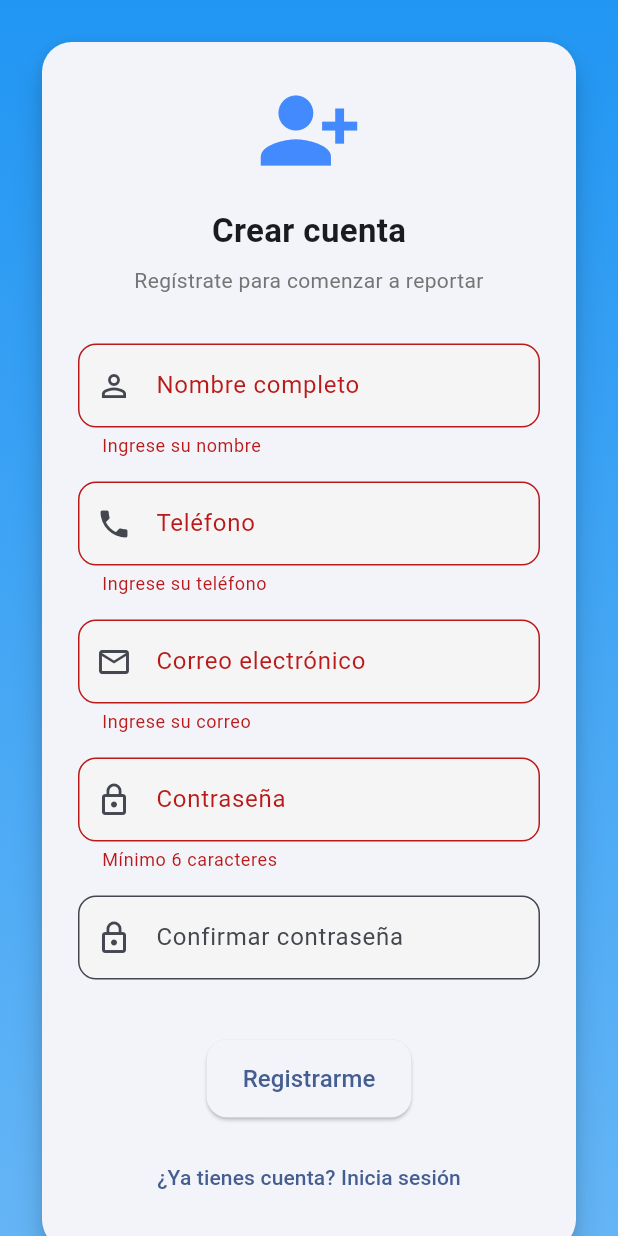
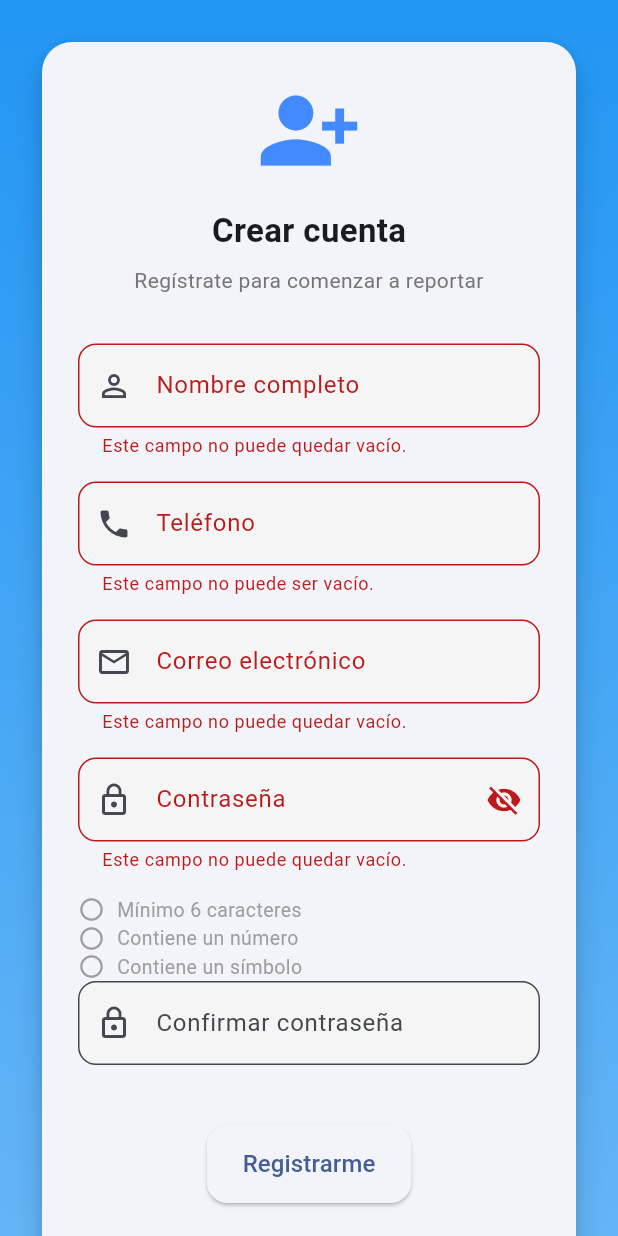
Before and after one commit to dannamishelle23/URBAN-REPORT-APP, a Flutter app: the RegisterScreen widget shown alone on an empty page, opened directly, after a tap on "Registrarme", on a phone screen of 412 x 824 dp. Run offline on Flutter 3.47's test engine with Material 3 defaults, Android fonts, the phone set to English and light mode, and no system bars; our stand-ins replace flutter_dotenv, flutter_map, geolocator, image_picker, latlong2, supabase_flutter; accounts and stored records are empty.

Commit message:
Validacion de campos

```diff
--- a/lib/auth/register_screen.dart
+++ b/lib/auth/register_screen.dart
@@ -22,6 +22,10 @@ class _RegisterScreenState extends State<RegisterScreen>
   final _confirmCtrl = TextEditingController();
   final _authService = AuthService();
 
+  bool _obscurePassword = true;
+  bool _hasMinLength = false;
+  bool _hasNumber = false;
+  bool _hasSymbol = false;
   bool _loading = false;
 
   late AnimationController _animController;
@@ -32,13 +36,23 @@ class _RegisterScreenState extends State<RegisterScreen>
     super.initState();
     _animController = AnimationController(
       vsync: this,
-      duration: const Duration(milliseconds: 700),
-    );
+      duration: const Duration(milliseconds: 700));
     _fadeAnim = CurvedAnimation(
       parent: _animController,
       curve: Curves.easeIn,
     );
+    _passwordCtrl.addListener(() {
+      _onPasswordChanged(_passwordCtrl.text);
+    });
     _animController.forward();
+  }
+
+  void _onPasswordChanged(String value) {
+  setState(() {
+    _hasMinLength = value.length >= 6;
+    _hasNumber = RegExp(r'\d').hasMatch(value);
+    _hasSymbol = RegExp(r'[!@#$%^&*(),.?":{}|<>]').hasMatch(value);
+    });
   }
 
   @override
@@ -151,7 +165,10 @@ class _RegisterScreenState extends State<RegisterScreen>
                 prefixIcon: Icons.person_outline,
                 validator: (value) {
                   if (value == null || value.isEmpty) {
-                    return 'Ingrese su nombre';
+                    return 'Este campo no puede quedar vacío.';
+                  }
+                  if (value.length < 3) {
+                    return 'El nombre es muy corto.';
                   }
                   return null;
                 },
@@ -164,7 +181,10 @@ class _RegisterScreenState extends State<RegisterScreen>
                 keyboardType: TextInputType.phone,
                 validator: (value) {
                   if (value == null || value.isEmpty) {
-                    return 'Ingrese su teléfono';
+                    return 'Este campo no puede ser vacío.';
+                  }
+                  if (!RegExp(r'^\d{10}$').hasMatch(value)) {
+                    return 'El teléfono debe tener 10 dígitos.';
                   }
                   return null;
                 },
@@ -177,10 +197,10 @@ class _RegisterScreenState extends State<RegisterScreen>
                 keyboardType: TextInputType.emailAddress,
                 validator: (value) {
                   if (value == null || value.isEmpty) {
-                    return 'Ingrese su correo';
+                    return 'Este campo no puede quedar vacío.';
                   }
                   if (!value.contains('@')) {
-                    return 'Correo no válido';
+                    return 'Correo no válido, debe contener el símbolo @.';
                   }
                   return null;
                 },
@@ -190,14 +210,48 @@ class _RegisterScreenState extends State<RegisterScreen>
                 controller: _passwordCtrl,
                 label: 'Contraseña',
                 prefixIcon: Icons.lock_outline,
-                obscureText: true,
+                obscureText: _obscurePassword,
+                suffixIcon: IconButton(
+                  icon: Icon(
+                    _obscurePassword
+                        ? Icons.visibility_off
+                        : Icons.visibility,
+                  ),
+                  onPressed: () {
+                    setState(() {
+                      _obscurePassword = !_obscurePassword;
+                    });
+                  },
+                ),
                 validator: (value) {
-                  if (value == null || value.length < 6) {
-                    return 'Mínimo 6 caracteres';
+                  if (value == null || value.isEmpty) {
+                    return 'Este campo no puede quedar vacío.';
+                  }
+                  if (!(_hasMinLength && _hasNumber && _hasSymbol)) {
+                    return 'La contraseña no cumple los requisitos';
                   }
                   return null;
                 },
+                keyboardType: TextInputType.visiblePassword,
               ),
+
+              Column(
+                  crossAxisAlignment: CrossAxisAlignment.start,
+                  children: [
+                    _PasswordCheck(
+                      text: 'Mínimo 6 caracteres',
+                      checked: _hasMinLength,
+                    ),
+                    _PasswordCheck(
+                      text: 'Contiene un número',
+                      checked: _hasNumber,
+                    ),
+                    _PasswordCheck(
+                      text: 'Contiene un símbolo',
+                      checked: _hasSymbol,
+                    ),
+                  ],
+                ),
 
               AuthInput(
                 controller: _confirmCtrl,
@@ -233,3 +287,34 @@ class _RegisterScreenState extends State<RegisterScreen>
     );
   }
 }
+
+class _PasswordCheck extends StatelessWidget {
+  final String text;
+  final bool checked;
+
+  const _PasswordCheck({
+    required this.text,
+    required this.checked,
+  });
+
+  @override
+  Widget build(BuildContext context) {
+    return Row(
+      children: [
+        Icon(
+          checked ? Icons.check_circle : Icons.radio_button_unchecked,
+          color: checked ? Colors.green : Colors.grey,
+          size: 18,
+        ),
+        const SizedBox(width: 8),
+        Text(
+          text,
+          style: TextStyle(
+            color: checked ? Colors.green : Colors.grey,
+            fontSize: 13,
+          ),
+        ),
+      ],
+    );
+  }
+}
--- a/lib/auth/widgets/auth_input.dart
+++ b/lib/auth/widgets/auth_input.dart
@@ -7,6 +7,7 @@ class AuthInput extends StatelessWidget {
   final TextInputType keyboardType;
   final String? Function(String?)? validator;
   final IconData? prefixIcon;
+  final Widget? suffixIcon;
 
   const AuthInput({
     super.key,
@@ -16,6 +17,7 @@ class AuthInput extends StatelessWidget {
     this.keyboardType = TextInputType.text,
     this.validator,
     this.prefixIcon,
+    this.suffixIcon, // Agregado para el boton de contraseña
   });
 
   @override
@@ -30,7 +32,8 @@ class AuthInput extends StatelessWidget {
         decoration: InputDecoration(
           labelText: label,
           prefixIcon:
-              prefixIcon != null ? Icon(prefixIcon) : null, // 👈 AQUÍ
+              prefixIcon != null ? Icon(prefixIcon) : null,
+          suffixIcon: suffixIcon,
           border: OutlineInputBorder(
             borderRadius: BorderRadius.circular(12),
           ),
```
